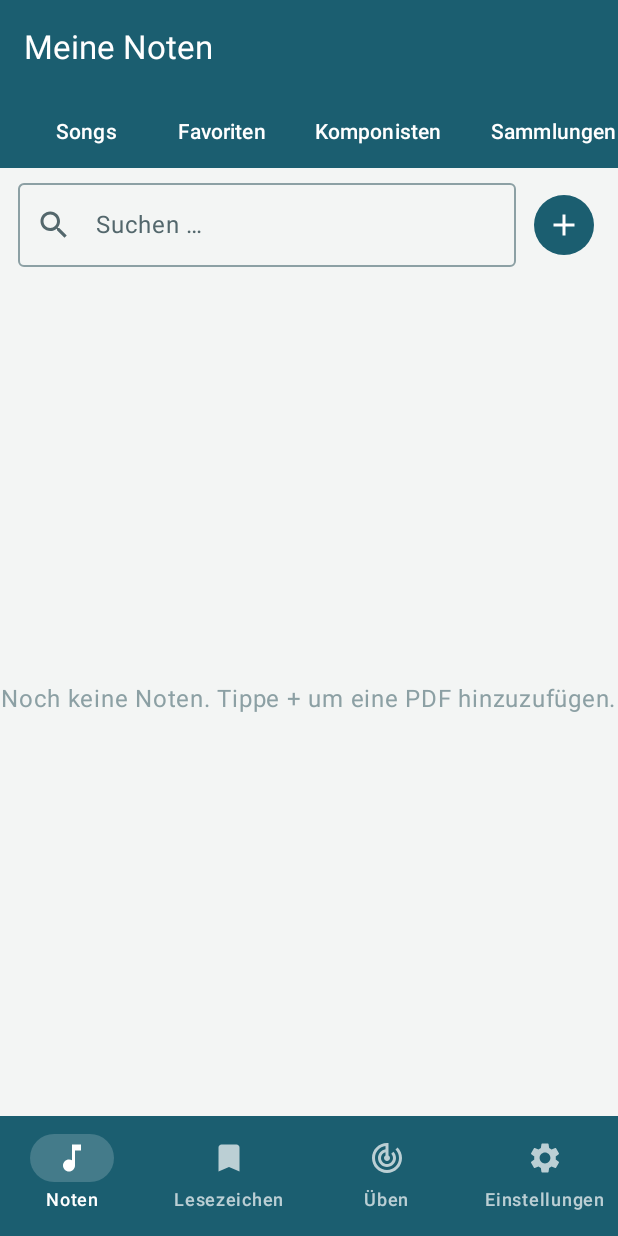
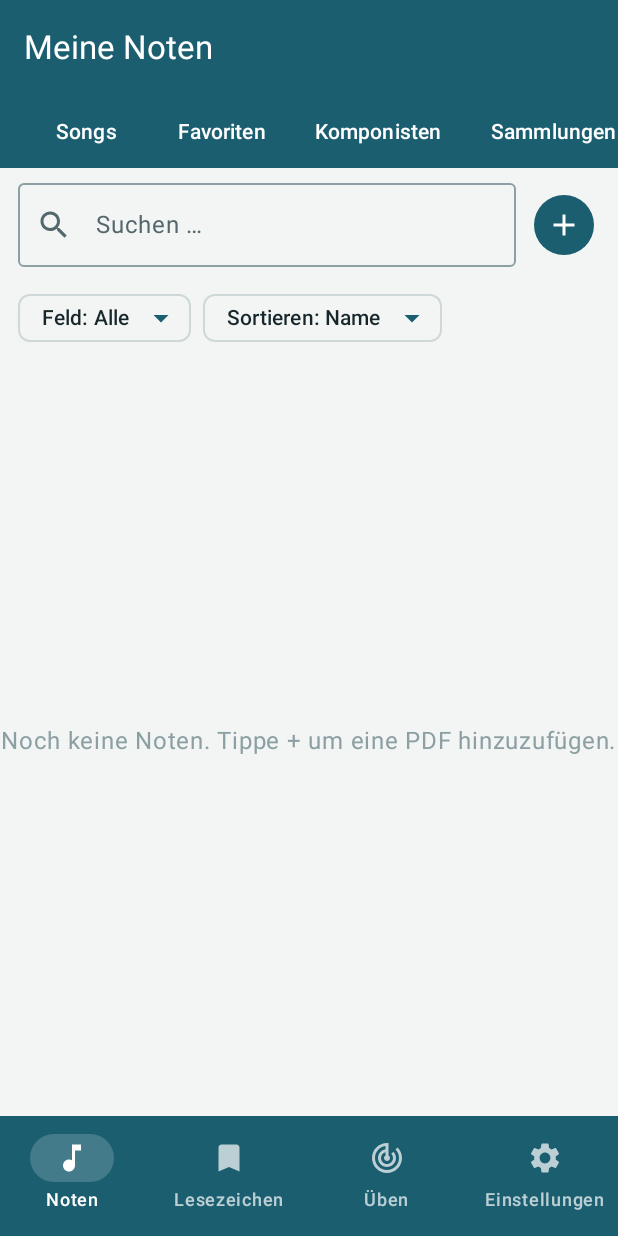
Before and after one commit to Demiguise2360/BasicSheets, an Android app built with Jetpack Compose: the screen it shows after launch (MainActivity), on a phone screen of 412 x 824 dp. Run offline under Robolectric (Android 15) with nearby library versions, the phone set to English and light mode, and no system bars; our stand-ins replace Room's generated code; libraries missing offline, so code that uses them is left out: com.tom_roush.pdfbox; 1 statement that could not run was skipped.

Commit message:
feat(android): library sort + field filter (Sortierung & Filter)
Ports the MAUI library controls to the Songs tab: a search-field selector
(Alle / Name / Komponist / Stimme / Genre / Tags) and a sort selector
(Name / Neueste / Komponist / Bewertung / Schwierigkeit), shown as two
dropdown chips under the search box. Sort is persisted to the 'Sortierung'
setting; search is now diacritic- and case-insensitive (Dvorak → Dvořák)
and scoped to the chosen field.

Co-Authored-By: Claude Opus 4.8 <noreply@anthropic.com>

```diff
--- a/android/app/src/main/java/ch/desgin/basicsheets/ui/library/LibraryScreen.kt
+++ b/android/app/src/main/java/ch/desgin/basicsheets/ui/library/LibraryScreen.kt
@@ -7,6 +7,8 @@ import androidx.compose.foundation.ExperimentalFoundationApi
 import androidx.compose.foundation.background
 import androidx.compose.foundation.clickable
 import androidx.compose.foundation.combinedClickable
+import androidx.compose.foundation.horizontalScroll
+import androidx.compose.foundation.rememberScrollState
 import androidx.compose.foundation.layout.Arrangement
 import androidx.compose.foundation.layout.Box
 import androidx.compose.foundation.layout.Column
@@ -26,9 +28,12 @@ import androidx.compose.foundation.shape.CircleShape
 import androidx.compose.foundation.shape.RoundedCornerShape
 import androidx.compose.material.icons.Icons
 import androidx.compose.material.icons.filled.Add
+import androidx.compose.material.icons.filled.ArrowDropDown
+import androidx.compose.material.icons.filled.Check
 import androidx.compose.material.icons.filled.Person
 import androidx.compose.material.icons.filled.Search
 import androidx.compose.material.icons.filled.Star
+import androidx.compose.material3.AssistChip
 import androidx.compose.material3.DropdownMenu
 import androidx.compose.material3.DropdownMenuItem
 import androidx.compose.material3.ElevatedCard
@@ -81,6 +86,15 @@ private val TABS = listOf(
 )
 private val SONG_TABS = setOf("songs", "favorites", "composer")
 
+private val FIELD_OPTIONS = listOf(
+    "all" to "Alle", "Name" to "Name", "Composer" to "Komponist",
+    "Part" to "Stimme", "Genre" to "Genre", "Tags" to "Tags",
+)
+private val SORT_OPTIONS = listOf(
+    "name" to "Name", "date" to "Neueste", "composer" to "Komponist",
+    "rating" to "Bewertung", "difficulty" to "Schwierigkeit",
+)
+
 @OptIn(ExperimentalMaterial3Api::class)
 @Composable
 fun LibraryScreen(
@@ -95,6 +109,8 @@ fun LibraryScreen(
     val scope = rememberCoroutineScope()
     val sheets by vm.shown.collectAsState()
     val query by vm.search.collectAsState()
+    val sortOrder by vm.sortOrder.collectAsState()
+    val searchField by vm.searchField.collectAsState()
     val setlists by app.setlists.observeAll().collectAsState(initial = emptyList())
     val collections by app.collections.observeAll().collectAsState(initial = emptyList())
 
@@ -155,6 +171,18 @@ fun LibraryScreen(
                     contentColor = MaterialTheme.colorScheme.onPrimary,
                 ),
             ) { Icon(Icons.Filled.Add, contentDescription = "Hinzufügen") }
+        }
+
+        // Field + sort filters (songs tab, mirrors the MAUI library controls)
+        if (tabKey == "songs") {
+            Row(
+                Modifier.fillMaxWidth().horizontalScroll(rememberScrollState())
+                    .padding(start = 12.dp, end = 12.dp, bottom = 8.dp),
+                horizontalArrangement = Arrangement.spacedBy(8.dp),
+            ) {
+                FilterDropdown("Feld", FIELD_OPTIONS, searchField) { vm.setSearchField(it) }
+                FilterDropdown("Sortieren", SORT_OPTIONS, sortOrder) { vm.setSortOrder(it) }
+            }
         }
 
         when (tabKey) {
@@ -252,6 +280,29 @@ private fun SheetCard(sheet: Sheet, onOpen: () -> Unit, onDelete: () -> Unit, on
             )
             DropdownMenuItem(text = { Text("Bewerten ★") }, onClick = { menu = false; onRate(if (sheet.rating >= 5) 0 else sheet.rating + 1) })
             DropdownMenuItem(text = { Text("Löschen") }, onClick = { menu = false; onDelete() })
+        }
+    }
+}
+
+@OptIn(ExperimentalMaterial3Api::class)
+@Composable
+private fun FilterDropdown(leading: String, options: List<Pair<String, String>>, selected: String, onSelect: (String) -> Unit) {
+    var open by remember { mutableStateOf(false) }
+    val label = options.firstOrNull { it.first == selected }?.second ?: selected
+    Box {
+        AssistChip(
+            onClick = { open = true },
+            label = { Text("$leading: $label") },
+            trailingIcon = { Icon(Icons.Filled.ArrowDropDown, contentDescription = null) },
+        )
+        DropdownMenu(expanded = open, onDismissRequest = { open = false }) {
+            options.forEach { (value, lbl) ->
+                DropdownMenuItem(
+                    text = { Text(lbl) },
+                    onClick = { open = false; onSelect(value) },
+                    leadingIcon = { if (value == selected) Icon(Icons.Filled.Check, contentDescription = null) },
+                )
+            }
         }
     }
 }
```
Also changed, not shown: android/app/src/main/java/ch/desgin/basicsheets/ui/library/LibraryViewModel.kt (+36 -11 lines).
